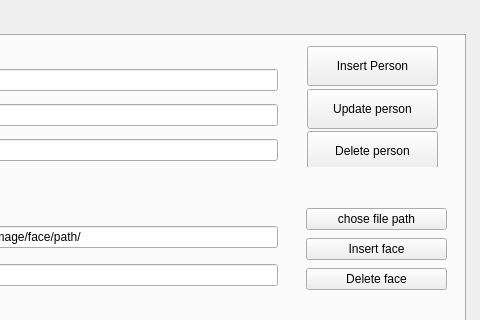
Before: the Qt Designer form src/face_ui/face_ui.ui in tienluongngoc/face_recognition_QT5, drawn with Qt 5; both pictures show x 905 to 1385 and y 0 to 320 of the 1385 by 642 pixel window.
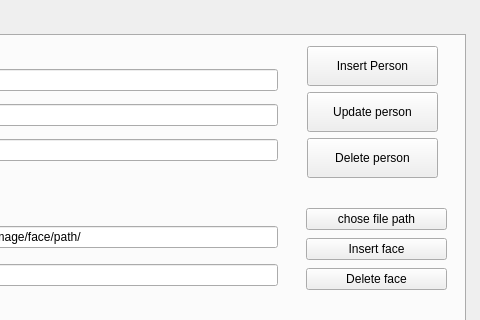
After: the same form once the commit is applied.

The edit to the form file:
```diff
--- a/src/face_ui/face_ui.ui
+++ b/src/face_ui/face_ui.ui
@@ -465,7 +465,7 @@
            <x>1200</x>
            <y>10</y>
            <width>131</width>
-           <height>121</height>
+           <height>134</height>
           </rect>
          </property>
          <layout class="QVBoxLayout" name="verticalLayout_23">
```
